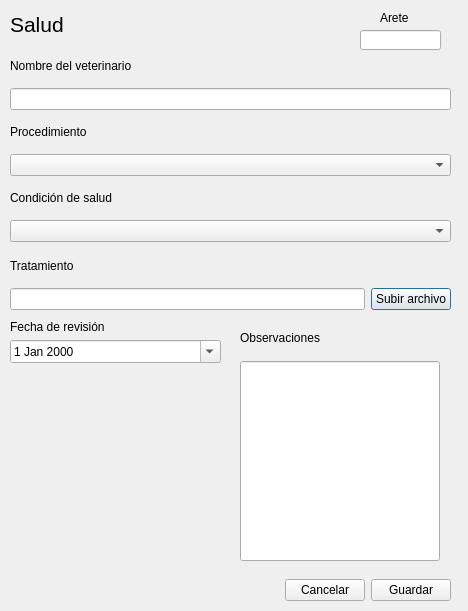
Old version of the form saludbecerro.ui in the repository Murderd0ll/SDLG_Software_Plantilla.
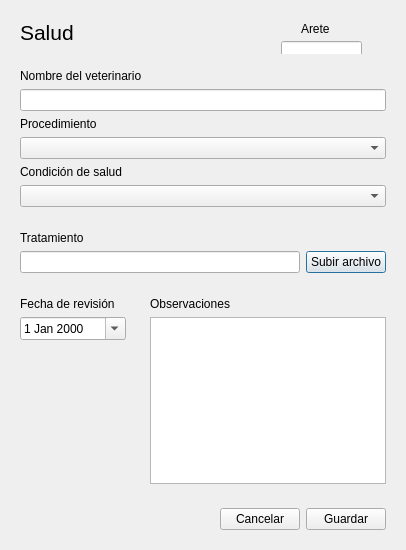
New version of the form. Icons and pictures are not drawn.

What changed in the file:
```diff
--- a/saludbecerro.ui
+++ b/saludbecerro.ui
@@ -6,22 +6,16 @@
    <rect>
     <x>0</x>
     <y>0</y>
-    <width>468</width>
-    <height>611</height>
+    <width>406</width>
+    <height>550</height>
    </rect>
   </property>
   <property name="windowTitle">
    <string>Salud</string>
   </property>
+  <layout class="QGridLayout" name="gridLayout_3">
+   <item row="0" column="0" colspan="2">
   <widget class="QWidget" name="widget_4" native="true">
-   <property name="geometry">
-    <rect>
-     <x>10</x>
-     <y>0</y>
-     <width>341</width>
-     <height>48</height>
-    </rect>
-   </property>
    <layout class="QHBoxLayout" name="horizontalLayout_2">
     <item>
      <widget class="QLabel" name="label">
@@ -51,15 +45,9 @@
     </item>
    </layout>
   </widget>
+   </item>
+   <item row="0" column="2">
   <widget class="QWidget" name="widget_6" native="true">
-   <property name="geometry">
-    <rect>
-     <x>350</x>
-     <y>0</y>
-     <width>101</width>
-     <height>51</height>
-    </rect>
-   </property>
    <widget class="QLabel" name="label_12">
     <property name="geometry">
      <rect>
@@ -103,15 +91,9 @@
     </property>
    </widget>
   </widget>
+   </item>
+   <item row="1" column="0" colspan="3">
   <widget class="QWidget" name="widget_2" native="true">
-   <property name="geometry">
-    <rect>
-     <x>10</x>
-     <y>50</y>
-     <width>441</width>
-     <height>192</height>
-    </rect>
-   </property>
    <layout class="QVBoxLayout" name="verticalLayout_2">
     <item>
      <widget class="QLabel" name="label_2">
@@ -145,15 +127,9 @@
     </item>
    </layout>
   </widget>
+   </item>
+   <item row="2" column="0" colspan="3">
   <widget class="QWidget" name="widget" native="true">
-   <property name="geometry">
-    <rect>
-     <x>10</x>
-     <y>250</y>
-     <width>441</width>
-     <height>60</height>
-    </rect>
-   </property>
    <layout class="QGridLayout" name="gridLayout">
     <item row="0" column="0" colspan="2">
      <widget class="QLabel" name="label_9">
@@ -190,15 +166,9 @@
     </item>
    </layout>
   </widget>
+   </item>
+   <item row="3" column="0">
   <widget class="QWidget" name="widget_5" native="true">
-   <property name="geometry">
-    <rect>
-     <x>10</x>
-     <y>320</y>
-     <width>211</width>
-     <height>241</height>
-    </rect>
-   </property>
    <layout class="QGridLayout" name="gridLayout_2">
     <item row="0" column="0">
      <widget class="QLabel" name="label_7">
@@ -229,50 +199,25 @@
     </item>
    </layout>
   </widget>
+   </item>
+   <item row="3" column="1" colspan="2">
   <widget class="QWidget" name="widget_3" native="true">
-   <property name="geometry">
-    <rect>
-     <x>230</x>
-     <y>320</y>
-     <width>221</width>
-     <height>241</height>
-    </rect>
-   </property>
-   <layout class="QGridLayout" name="gridLayout_3">
-    <item row="1" column="0" rowspan="2">
-     <widget class="QLineEdit" name="lineEdit_3">
-      <property name="minimumSize">
-       <size>
-        <width>200</width>
-        <height>200</height>
-       </size>
-      </property>
-      <property name="maximumSize">
-       <size>
-        <width>200</width>
-        <height>200</height>
-       </size>
-      </property>
-     </widget>
-    </item>
-    <item row="0" column="0">
+     <layout class="QVBoxLayout" name="verticalLayout">
+      <item>
      <widget class="QLabel" name="label_11">
       <property name="text">
        <string>Observaciones</string>
       </property>
      </widget>
     </item>
-   </layout>
-  </widget>
+      <item>
+       <widget class="QTextEdit" name="textEdit"/>
+      </item>
+     </layout>
+    </widget>
+   </item>
+   <item row="4" column="0" colspan="3">
   <widget class="QWidget" name="widget_7" native="true">
-   <property name="geometry">
-    <rect>
-     <x>10</x>
-     <y>570</y>
-     <width>441</width>
-     <height>41</height>
-    </rect>
-   </property>
    <layout class="QHBoxLayout" name="horizontalLayout">
     <item>
      <spacer name="horizontalSpacer">
@@ -303,6 +248,8 @@
     </item>
    </layout>
   </widget>
+   </item>
+  </layout>
  </widget>
  <resources>
   <include location="resources.qrc"/>
```
Lines whose indentation alone changed are shown as unchanged.
